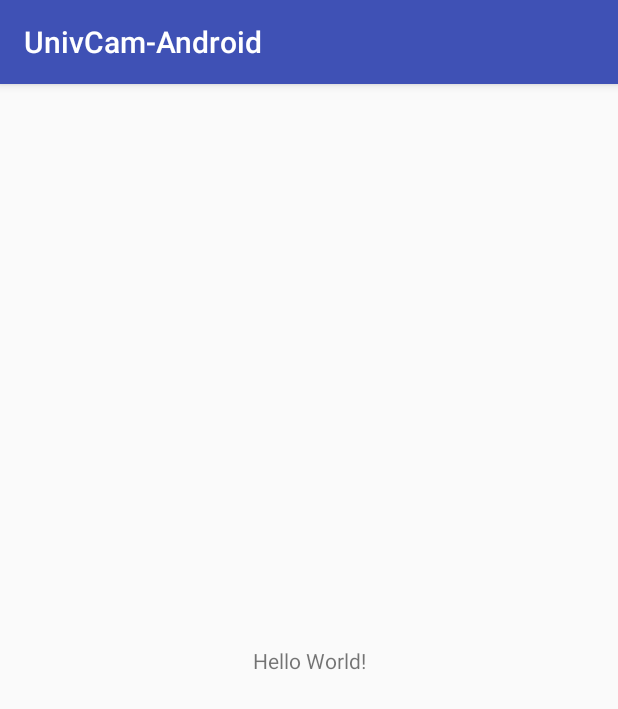
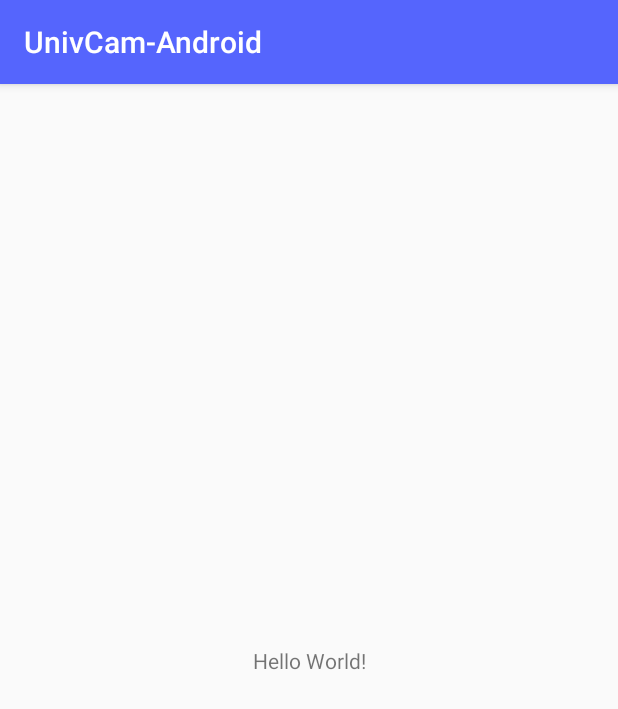
Before and after one commit to inu-appcenter/UnivCam-android, an Android app: the screen it shows after launch (MainActivity), on a phone screen of 412 x 824 dp. Shown: the top 709 px of the screen. Run offline under Robolectric (Android 15) with nearby library versions, the phone set to English and light mode, and no system bars.

Commit message:
Close #1 - Add color.xml

```diff
--- a/app/src/main/res/values/colors.xml
+++ b/app/src/main/res/values/colors.xml
@@ -1,6 +1,15 @@
 <?xml version="1.0" encoding="utf-8"?>
 <resources>
-    <color name="colorPrimary">#3F51B5</color>
-    <color name="colorPrimaryDark">#303F9F</color>
-    <color name="colorAccent">#FF4081</color>
+    <color name="colorPrimary">@color/color_lightish_blue</color>
+    <color name="colorPrimaryDark">@color/color_darkish_blue</color>
+    <color name="colorAccent">@color/color_lightish_blue</color>
+
+
+    <color name="color_darkish_blue">#4150c8</color>
+    <color name="color_lightish_blue">#5565fd</color>
+
+    <color name="color_text_title_bold_16_sp">#dd000000</color>
+    <color name="color_text_date_regular_14_sp">#dd000000</color>
+    <color name="color_text_sub_regular_12_sp">#89000000</color>
+    <color name="color_text_album_bold_20_sp">#ffffff</color>
 </resources>
```
